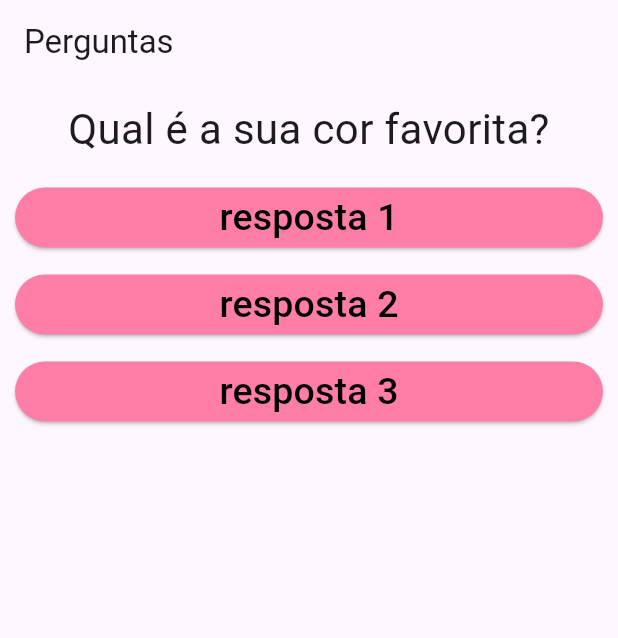
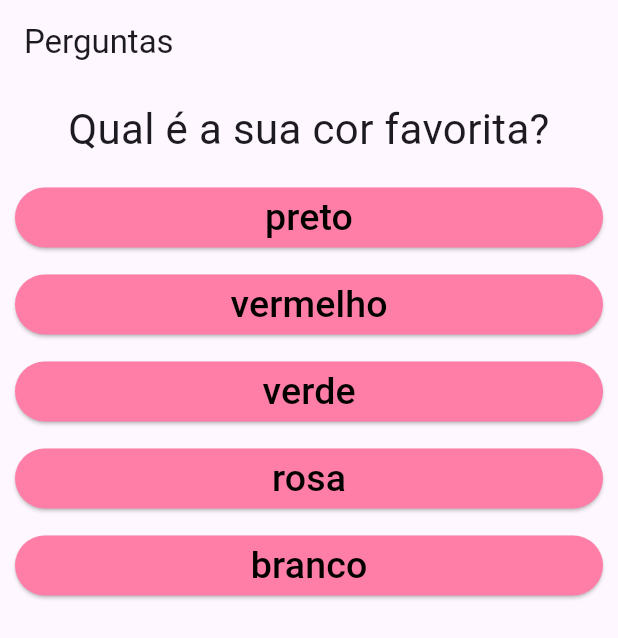
Before and after one commit to claraferraz/quiz-flutter, a Flutter app: the screen it shows after launch, on a phone screen of 412 x 824 dp. Shown: the top 638 px of the screen. Run offline on Flutter 3.47's test engine with Material 3 defaults, Android fonts, the phone set to English and light mode, and no system bars.

Commit message:
objeto de perguntas e respostas

```diff
--- a/analysis_options.yaml
+++ b/analysis_options.yaml
@@ -7,6 +7,9 @@
 
 # The following line activates a set of recommended lints for Flutter apps,
 # packages, and plugins designed to encourage good coding practices.
+analyzer:
+  errors:
+    library_private_types_in_public_api: ignore
 include: package:flutter_lints/flutter.yaml
 
 linter:
--- a/lib/main.dart
+++ b/lib/main.dart
@@ -1,3 +1,5 @@
+// ignore_for_file: no_leading_underscores_for_local_identifiers
+
 import 'package:flutter/material.dart';
 import 'package:quiz/respostas.dart';
 import './questao.dart';
@@ -8,9 +10,20 @@ main() {
 
 class _PerguntaAppState extends State<PerguntaApp> {
   var _numeroDaPergunta = 0;
-  final List<String> perguntas = [
-    'Qual é a sua cor favorita?',
-    'Qual é o seu animal favorito?',
+
+  final List<Map<String, Object>> perguntas = [
+    {
+      'texto': 'Qual é a sua cor favorita?',
+      'resposta': ['preto', 'vermelho', 'verde', 'rosa', 'branco'],
+    },
+    {
+      'texto': 'Qual é o seu animal favorito?',
+      'resposta': ['cachorro', 'gato', 'sagui', 'capivara', 'passaro'],
+    },
+    {
+      'texto': 'Quais são as suas pessoas favoritas?',
+      'resposta': ['André', 'Rafa', 'Carlos', 'Tânia', 'Ana Clara'],
+    },
   ];
   void _responder() {
     if (perguntas.length - 1 > _numeroDaPergunta) {
@@ -19,23 +32,25 @@ class _PerguntaAppState extends State<PerguntaApp> {
       });
     } else {
       setState(() {
-        _numeroDaPergunta--;
+        _numeroDaPergunta = 0;
       });
     }
   }
 
   @override
   Widget build(BuildContext context) {
+    List<Respostas> respostas = [];
+    for (String textoResp in perguntas[_numeroDaPergunta].cast()['resposta']) {
+      respostas.add(Respostas(textoResp, _responder));
+    }
     //para novas instâncias eu não preciso colocar o nome 'new'
     return MaterialApp(
       home: Scaffold(
         appBar: AppBar(title: Text('Perguntas')),
         body: Column(
           children: <Widget>[
-            Questao(perguntas[_numeroDaPergunta]),
-            Respostas('resposta 1', _responder),
-            Respostas('resposta 2', _responder),
-            Respostas('resposta 3', _responder),
+            Questao(perguntas[_numeroDaPergunta]['texto'].toString()),
+            ...respostas,
           ],
         ),
       ),
```
